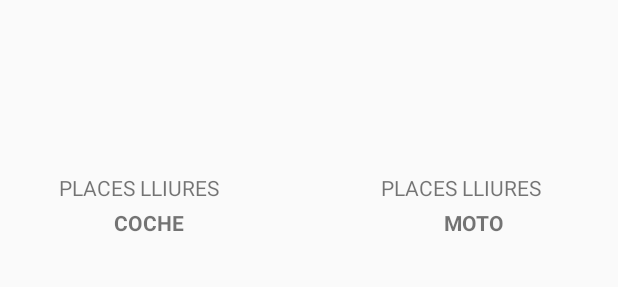
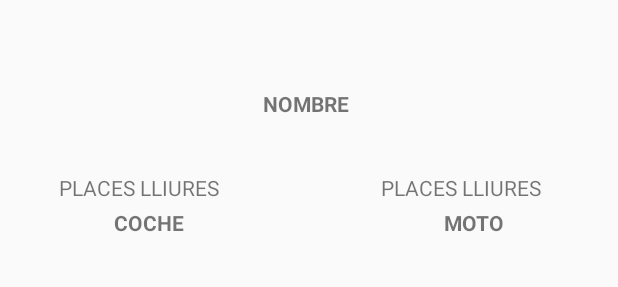
Before and after one commit to ivanmix98/PARKING-ANDROID, an Android app: the layout activity_parking.xml on its own in the app's theme, with its tools: preview values and no code run, on a phone screen of 412 x 824 dp. Shown: the top 287 px of the screen. Run offline under Robolectric (Android 15) with nearby library versions, the phone set to English and light mode, and no system bars.

Commit message:
el parking recibe los datos del main y los muestra

```diff
--- a/app/src/main/res/layout/activity_parking.xml
+++ b/app/src/main/res/layout/activity_parking.xml
@@ -137,4 +137,16 @@
         app:layout_constraintStart_toStartOf="parent"
         app:layout_constraintTop_toBottomOf="@+id/textView10" />
 
+    <TextView
+        android:id="@+id/textNomParking"
+        android:layout_width="wrap_content"
+        android:layout_height="wrap_content"
+        android:layout_marginStart="20dp"
+        android:text="NOMBRE"
+        android:textStyle="bold"
+        app:layout_constraintBottom_toTopOf="@+id/textView4"
+        app:layout_constraintStart_toEndOf="@+id/textView10"
+        app:layout_constraintTop_toTopOf="parent"
+        app:layout_constraintVertical_bias="0.495" />
+
 </androidx.constraintlayout.widget.ConstraintLayout>
```
Also changed, not shown: app/src/main/java/edu/fje/dam/ParkingActivity.java (+20 -3 lines).
